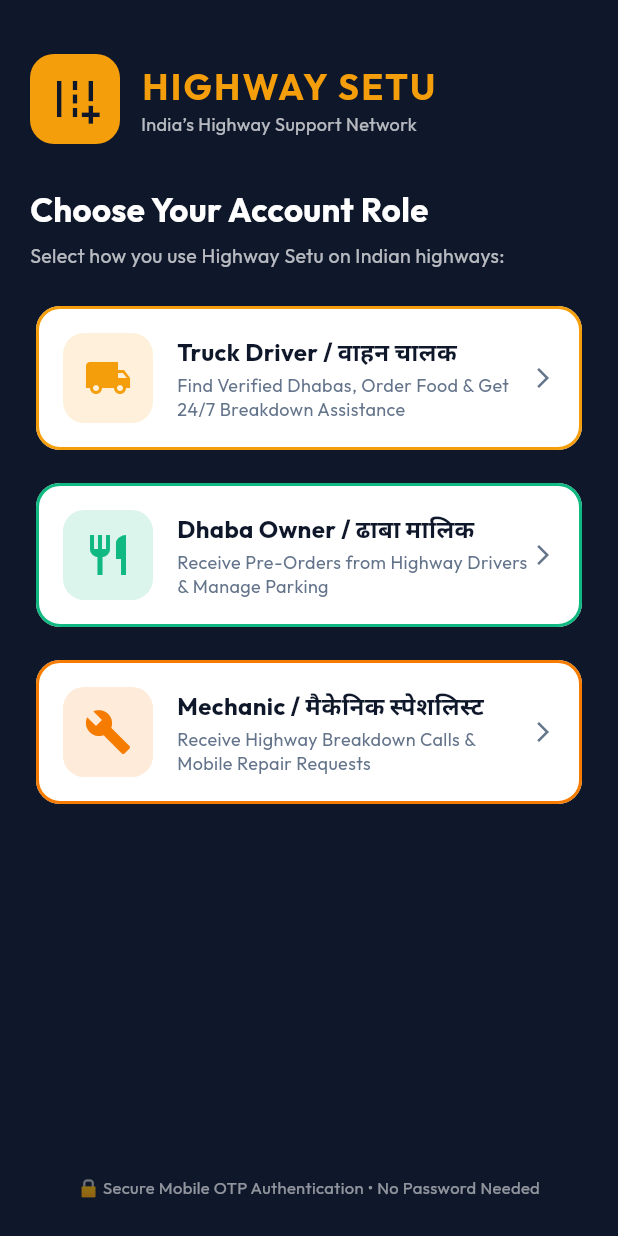
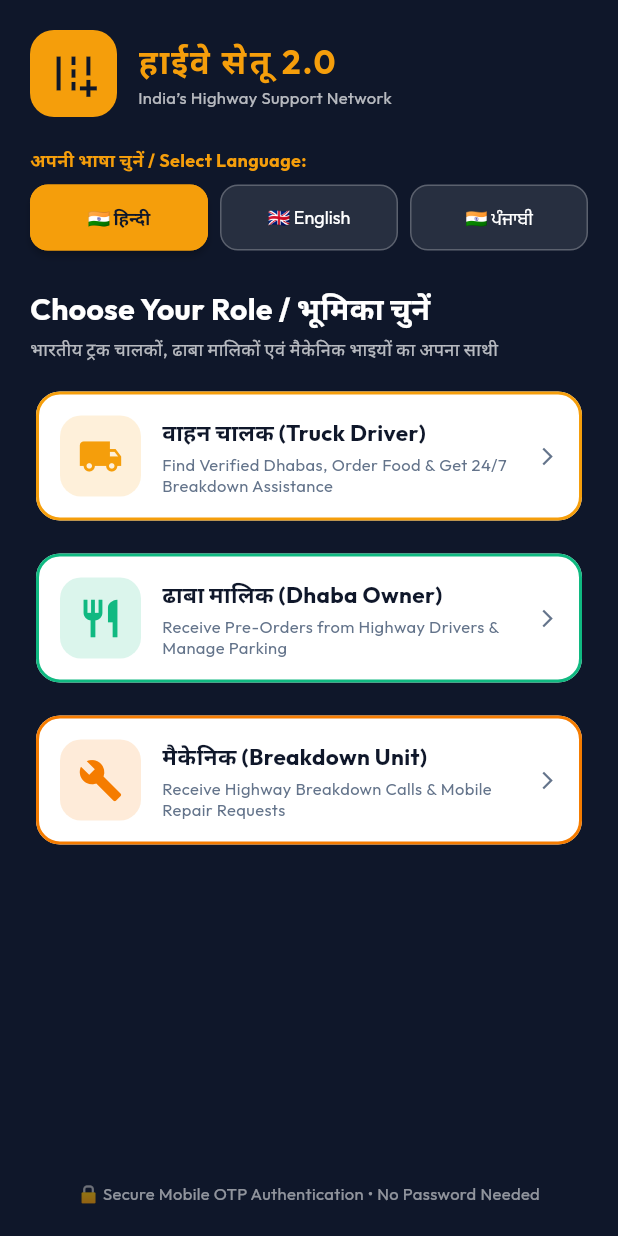
Before and after one commit to Aarav5005/highways24-flutter, a Flutter app: the screen it shows after launch, on a phone screen of 412 x 824 dp. Run offline on Flutter 3.47's test engine with Material 3 defaults, Android fonts, the light colour scheme and no system bars; our stand-ins replace dio, flutter_riverpod, flutter_secure_storage, geolocator, go_router, google_fonts and 1 more; network calls fail.

Commit message:
feat(v2): implement India-first localization and accessibility

```diff
--- /dev/null
+++ b/lib/core/localization/app_localizations.dart
@@ -0,0 +1,112 @@
+import 'package:flutter/material.dart';
+
+class AppLocalizations {
+  final Locale locale;
+
+  AppLocalizations(this.locale);
+
+  static const Map<String, Map<String, String>> _localizedValues = {
+    'hi': {
+      'welcome_title': 'हाईवे सेतू 2.0',
+      'welcome_subtitle': 'भारतीय ट्रक चालकों, ढाबा मालिकों एवं मैकेनिक भाइयों का अपना साथी',
+      'select_language': 'अपनी भाषा चुनें / Select Language',
+      'role_driver': 'वाहन चालक (Truck Driver)',
+      'role_dhaba': 'ढाबा मालिक (Dhaba Owner)',
+      'role_mechanic': 'मैकेनिक (Breakdown Unit)',
+      'home': 'मुख्य पृष्ठ',
+      'trip': 'सफर / यात्रा',
+      'no_active_trip': 'कोई सक्रिय यात्रा नहीं',
+      'start_trip_now': 'यात्रा शुरू करें',
+      'end_trip_now': 'यात्रा समाप्त करें',
+      'nearby_dhabas': 'आस-पास के ढाबे',
+      'nearby_mechanics': 'आस-पास के मैकेनिक',
+      'recent_trips': 'हाल की यात्राएं',
+      'order': 'ऑर्डर करें',
+      'call_mechanic': 'मैकेनिक बुलाएं',
+      'driver_arriving': 'चालक 25 मिनट में पहुँच रहे हैं',
+      'food_ready': 'भोजन तैयार है',
+      'parking_available': 'ट्रक पार्किंग उपलब्ध',
+      'fatigue_alert': 'चालक थकान चेतावनी: 4 घंटे से लगातार ड्राइविंग। 9 किमी आगे विश्राम स्थल।',
+    },
+    'en': {
+      'welcome_title': 'Highways24 2.0',
+      'welcome_subtitle': 'India’s Dedicated Highway Companion for Drivers, Dhabas & Mechanics',
+      'select_language': 'Select Language',
+      'role_driver': 'Truck Driver',
+      'role_dhaba': 'Dhaba Owner',
+      'role_mechanic': 'Roadside Mechanic',
+      'home': 'Home',
+      'trip': 'Trip Journey',
+      'no_active_trip': 'No Active Trip',
+      'start_trip_now': 'START TRIP NOW',
+      'end_trip_now': 'END TRIP NOW',
+      'nearby_dhabas': 'Nearby Verified Dhabas',
+      'nearby_mechanics': 'Nearby Mechanics',
+      'recent_trips': 'Recent Trip Logs',
+      'order': 'Order Food',
+      'call_mechanic': 'Call Mechanic',
+      'driver_arriving': 'Driver arriving in 25 mins',
+      'food_ready': 'Food Ready for Pickup',
+      'parking_available': 'Truck Parking Available',
+      'fatigue_alert': 'Fatigue Alert: 4 hours continuous driving. Rest stop 9 km ahead.',
+    },
+    'pa': {
+      'welcome_title': 'ਹਾਏਵੇ ਸੇਤੂ 2.0',
+      'welcome_subtitle': 'ਭਾਰਤੀ ਟਰੱਕ ਡਰਾਈਵਰਾਂ, ਢਾਬਾ ਮਾਲਕਾਂ ਅਤੇ ਮਕੈਨਿਕ ਵੀਰਾਂ ਦਾ ਆਪਣਾ ਸਾਥੀ',
+      'select_language': 'ਆਪਣੀ ਭਾਸ਼ਾ ਚੁਣੋ / Select Language',
+      'role_driver': 'ਗੱਡੀ ਡਰਾਈਵਰ (Driver)',
+      'role_dhaba': 'ਢਾਬਾ ਮਾਲਕ (Dhaba Partner)',
+      'role_mechanic': 'ਮਕੈਨਿਕ (Breakdown Unit)',
+      'home': 'ਹੋਮ',
+      'trip': 'ਸਫ਼ਰ / ਯਾਤਰਾ',
+      'no_active_trip': 'ਕੋਈ ਚਾਲੂ ਯਾਤਰਾ ਨਹੀਂ',
+      'start_trip_now': 'ਯਾਤਰਾ ਸ਼ੁਰੂ ਕਰੋ',
+      'end_trip_now': 'ਯਾਤਰਾ ਸਮਾਪਤ ਕਰੋ',
+      'nearby_dhabas': 'ਨੇੜਲੇ ਢਾਬੇ',
+      'nearby_mechanics': 'ਨੇੜਲੇ ਮਕੈਨਿਕ',
+      'recent_trips': 'ਪਿਛਲੀਆਂ ਯਾਤਰਾਵਾਂ',
+      'order': 'ਆਰਡਰ ਕਰੋ',
+      'call_mechanic': 'ਮਕੈਨਿਕ ਬੁਲਾਓ',
+      'driver_arriving': 'ਡਰਾਈਵਰ 25 ਮਿੰਟ ਵਿੱਚ ਪਹੁੰਚ ਰਿਹਾ ਹੈ',
+      'food_ready': 'ਖਾਣਾ ਤਿਆਰ ਹੈ',
+      'parking_available': 'ਟਰੱਕ ਪਾਰਕਿੰਗ ਉਪਲਬਧ',
+      'fatigue_alert': 'ਥਕਾਵਟ ਚੇਤਾਵਨੀ: 4 ਘੰਟੇ ਤੋਂ ਲਗਾਤਾਰ ਡਰਾਈਵਿੰਗ। 9 ਕਿਲੋਮੀਟਰ ਅੱਗੇ ਆਰਾਮ ਘਰ।',
+    },
+  };
+
+  String tr(String key) {
+    return _localizedValues[locale.languageCode]?[key] ?? _localizedValues['hi']?[key] ?? key;
+  }
+}
+
+class IndianFormatter {
+  // Indian currency formatting: ₹1,25,000
+  static String formatCurrency(double amount) {
+    int whole = amount.round();
+    String str = whole.toString();
+    if (str.length <= 3) return '₹$str';
+
+    String lastThree = str.substring(str.length - 3);
+    String remaining = str.substring(0, str.length - 3);
+
+    String formattedRemaining = '';
+    while (remaining.length > 2) {
+      formattedRemaining = ',${remaining.substring(remaining.length - 2)}$formattedRemaining';
+      remaining = remaining.substring(0, remaining.length - 2);
+    }
+    formattedRemaining = '$remaining$formattedRemaining';
+
+    return '₹$formattedRemaining,$lastThree';
+  }
+
+  // Indian phone number formatting: +91 98765 43210
+  static String formatPhone(String rawPhone) {
+    String digits = rawPhone.replaceAll(RegExp(r'\D'), '');
+    if (digits.length == 10) {
+      return '+91 ${digits.substring(0, 5)} ${digits.substring(5)}';
+    } else if (digits.length == 12 && digits.startsWith('91')) {
+      return '+91 ${digits.substring(2, 7)} ${digits.substring(7)}';
+    }
+    return rawPhone;
+  }
+}
--- a/lib/providers/app_state.dart
+++ b/lib/providers/app_state.dart
@@ -12,6 +12,14 @@ import '../services/api_service.dart';
 
 class AppState extends ChangeNotifier {
   final ApiService apiService = ApiService();
+
+  // App Localization Preference (Default Hindi: hi)
+  Locale appLocale = const Locale('hi');
+
+  void setLocale(Locale newLocale) {
+    appLocale = newLocale;
+    notifyListeners();
+  }
 
   // Current User & Active Persona Role
   UserModel currentUser = UserModel(
--- a/lib/screens/auth/welcome_screen.dart
+++ b/lib/screens/auth/welcome_screen.dart
@@ -1,6 +1,9 @@
 import 'package:flutter/material.dart';
+import 'package:provider/provider.dart';
 import '../../core/theme/app_theme.dart';
 import '../../models/user_model.dart';
+import '../../providers/app_state.dart';
+import '../../core/localization/app_localizations.dart';
 import 'phone_login_screen.dart';
 
 class WelcomeScreen extends StatelessWidget {
@@ -17,16 +20,17 @@ class WelcomeScreen extends StatelessWidget {
 
   @override
   Widget build(BuildContext context) {
+    final appState = Provider.of<AppState>(context);
+    final loc = AppLocalizations(appState.appLocale);
+
     return Scaffold(
       backgroundColor: AppTheme.primaryDark,
       body: SafeArea(
         child: Padding(
-          padding: const EdgeInsets.symmetric(horizontal: 20, vertical: 24),
+          padding: const EdgeInsets.symmetric(horizontal: 20, vertical: 20),
           child: Column(
             crossAxisAlignment: CrossAxisAlignment.start,
             children: [
-              const SizedBox(height: 12),
-
               // Logo & App Header
               Row(
                 children: [
@@ -36,53 +40,81 @@ class WelcomeScreen extends StatelessWidget {
                       color: AppTheme.accentGold,
                       borderRadius: BorderRadius.circular(16),
                     ),
-                    child: const Icon(Icons.add_road, color: AppTheme.primaryDark, size: 36),
+                    child: const Icon(Icons.add_road, color: AppTheme.primaryDark, size: 34),
                   ),
                   const SizedBox(width: 14),
-                  const Column(
+                  Column(
                     crossAxisAlignment: CrossAxisAlignment.start,
                     children: [
                       Text(
-                        'HIGHWAY SETU',
-                        style: TextStyle(
+                        loc.tr('welcome_title'),
+                        style: const TextStyle(
                           color: AppTheme.accentGold,
-                          fontSize: 24,
+                          fontSize: 22,
                           fontWeight: FontWeight.bold,
-                          letterSpacing: 1.5,
+                          letterSpacing: 1.2,
                         ),
                       ),
-                      Text(
+                      const Text(
                         'India’s Highway Support Network',
-                        style: TextStyle(
-                          color: Colors.white70,
-                          fontSize: 12,
-                        ),
+                        style: TextStyle(color: Colors.white70, fontSize: 11),
                       ),
                     ],
                   ),
                 ],
               ),
 
-              const SizedBox(height: 28),
+              const SizedBox(height: 20),
+
+              // 🇮🇳 LANGUAGE SELECTION ONBOARDING BAR
+              const Text(
+                'अपनी भाषा चुनें / Select Language:',
+                style: TextStyle(color: AppTheme.accentGold, fontWeight: FontWeight.bold, fontSize: 12),
+              ),
+              const SizedBox(height: 8),
+
+              Row(
+                children: [
+                  _LanguageOptionChip(
+                    label: '🇮🇳 हिन्दी',
+                    isSelected: appState.appLocale.languageCode == 'hi',
+                    onTap: () => appState.setLocale(const Locale('hi')),
+                  ),
+                  const SizedBox(width: 8),
+                  _LanguageOptionChip(
+                    label: '🇬🇧 English',
+                    isSelected: appState.appLocale.languageCode == 'en',
+                    onTap: () => appState.setLocale(const Locale('en')),
+                  ),
+                  const SizedBox(width: 8),
+                  _LanguageOptionChip(
+                    label: '🇮🇳 ਪੰਜਾਬੀ',
+                    isSelected: appState.appLocale.languageCode == 'pa',
+                    onTap: () => appState.setLocale(const Locale('pa')),
+                  ),
+                ],
+              ),
+
+              const SizedBox(height: 24),
 
               const Text(
-                'Choose Your Account Role',
+                'Choose Your Role / भूमिका चुनें',
                 style: TextStyle(
                   color: Colors.white,
-                  fontSize: 22,
+                  fontSize: 20,
                   fontWeight: FontWeight.bold,
                 ),
               ),
-              const SizedBox(height: 6),
-              const Text(
-                'Select how you use Highway Setu on Indian highways:',
-                style: TextStyle(
+              const SizedBox(height: 4),
+              Text(
+                loc.tr('welcome_subtitle'),
+                style: const TextStyle(
                   color: Colors.white70,
-                  fontSize: 13,
+                  fontSize: 12,
                 ),
               ),
 
-              const SizedBox(height: 20),
+              const SizedBox(height: 16),
 
               // Role Onboarding Selection Cards
               Expanded(
@@ -90,7 +122,7 @@ class WelcomeScreen extends StatelessWidget {
                   physics: const BouncingScrollPhysics(),
                   children: [
                     _RoleOnboardingCard(
-                      title: 'Truck Driver / वाहन चालक',
+                      title: loc.tr('role_driver'),
                       subtitle: 'Find Verified Dhabas, Order Food & Get 24/7 Breakdown Assistance',
                       icon: Icons.local_shipping,
                       color: AppTheme.accentGold,
@@ -98,7 +130,7 @@ class WelcomeScreen extends StatelessWidget {
                     ),
                     const SizedBox(height: 14),
                     _RoleOnboardingCard(
-                      title: 'Dhaba Owner / ढाबा मालिक',
+                      title: loc.tr('role_dhaba'),
                       subtitle: 'Receive Pre-Orders from Highway Drivers & Manage Parking',
                       icon: Icons.restaurant,
                       color: AppTheme.emeraldGreen,
@@ -106,7 +138,7 @@ class WelcomeScreen extends StatelessWidget {
                     ),
                     const SizedBox(height: 14),
                     _RoleOnboardingCard(
-                      title: 'Mechanic / मैकेनिक स्पेशलिस्ट',
+                      title: loc.tr('role_mechanic'),
                       subtitle: 'Receive Highway Breakdown Calls & Mobile Repair Requests',
                       icon: Icons.build,
                       color: Colors.orange.shade700,
@@ -116,7 +148,7 @@ class WelcomeScreen extends StatelessWidget {
                 ),
               ),
 
-              const SizedBox(height: 16),
+              const SizedBox(height: 12),
 
               const Center(
                 child: Text(
@@ -125,6 +157,47 @@ class WelcomeScreen extends StatelessWidget {
                 ),
               ),
             ],
+          ),
+        ),
+      ),
+    );
+  }
+}
+
+class _LanguageOptionChip extends StatelessWidget {
+  final String label;
+  final bool isSelected;
+  final VoidCallback onTap;
+
+  const _LanguageOptionChip({
+    required this.label,
+    required this.isSelected,
+    required this.onTap,
+  });
+
+  @override
+  Widget build(BuildContext context) {
+    return Expanded(
+      child: SizedBox(
+        height: 44,
+        child: ElevatedButton(
+          style: ElevatedButton.styleFrom(
+            backgroundColor: isSelected ? AppTheme.accentGold : Colors.white10,
+            foregroundColor: isSelected ? AppTheme.primaryDark : Colors.white,
+            elevation: isSelected ? 2 : 0,
+            padding: EdgeInsets.zero,
+            shape: RoundedRectangleBorder(
+              borderRadius: BorderRadius.circular(12),
+              side: BorderSide(color: isSelected ? AppTheme.accentGold : Colors.white24),
+            ),
+          ),
+          onPressed: onTap,
+          child: Text(
+            label,
+            style: TextStyle(
+              fontSize: 12,
+              fontWeight: isSelected ? FontWeight.bold : FontWeight.normal,
+            ),
           ),
         ),
       ),
@@ -160,18 +233,18 @@ class _RoleOnboardingCard extends StatelessWidget {
         onTap: onTap,
         borderRadius: BorderRadius.circular(16),
         child: Padding(
-          padding: const EdgeInsets.all(18),
+          padding: const EdgeInsets.all(16),
           child: Row(
             children: [
               Container(
-                padding: const EdgeInsets.all(14),
+                padding: const EdgeInsets.all(12),
                 decoration: BoxDecoration(
                   color: color.withValues(alpha: 0.15),
                   borderRadius: BorderRadius.circular(14),
                 ),
-                child: Icon(icon, color: color, size: 32),
+                child: Icon(icon, color: color, size: 30),
               ),
-              const SizedBox(width: 16),
+              const SizedBox(width: 14),
               Expanded(
                 child: Column(
                   crossAxisAlignment: CrossAxisAlignment.start,
@@ -179,7 +252,7 @@ class _RoleOnboardingCard extends StatelessWidget {
                     Text(
                       title,
                       style: const TextStyle(
-                        fontSize: 16,
+                        fontSize: 15,
                         fontWeight: FontWeight.bold,
                         color: AppTheme.primaryDark,
                       ),
@@ -188,7 +261,7 @@ class _RoleOnboardingCard extends StatelessWidget {
                     Text(
                       subtitle,
                       style: const TextStyle(
-                        fontSize: 12,
+                        fontSize: 11,
                         color: AppTheme.textSecondary,
                         height: 1.3,
                       ),
@@ -196,7 +269,7 @@ class _RoleOnboardingCard extends StatelessWidget {
                   ],
                 ),
               ),
-              const Icon(Icons.arrow_forward_ios, size: 16, color: AppTheme.textSecondary),
+              const Icon(Icons.arrow_forward_ios, size: 14, color: AppTheme.textSecondary),
             ],
           ),
         ),
--- a/lib/screens/home_shell.dart
+++ b/lib/screens/home_shell.dart
@@ -4,6 +4,7 @@ import '../providers/app_state.dart';
 import '../models/user_model.dart';
 import '../core/widgets/sos_floating_button.dart';
 import '../core/theme/app_theme.dart';
+import '../core/localization/app_localizations.dart';
 import 'driver/driver_home_screen.dart';
 import 'driver/trip_planner_screen.dart';
 import 'driver/mechanic_request_screen.dart';
@@ -33,12 +34,12 @@ class _HomeShellState extends State<HomeShell> {
     showDialog(
       context: context,
       builder: (ctx) => AlertDialog(
-        title: const Text('Logout'),
+        title: const Text('Logout / लॉगआउट'),
         content: const Text('Are you sure you want to logout from your account?'),
         actions: [
           TextButton(
             onPressed: () => Navigator.pop(ctx),
-            child: const Text('Cancel'),
+            child: const Text('Cancel / रद्द करें'),
           ),
           ElevatedButton(
             style: ElevatedButton.styleFrom(backgroundColor: AppTheme.sosRed, foregroundColor: Colors.white),
@@ -62,6 +63,7 @@ class _HomeShellState extends State<HomeShell> {
     final appState = Provider.of<AppState>(context);
     final user = appState.currentUser;
     final role = user.role;
+    final loc = AppLocalizations(appState.appLocale);
 
     Widget bodyWidget;
     Widget? floatingActionButton;
@@ -116,9 +118,27 @@ class _HomeShellState extends State<HomeShell> {
           ],
         ),
         actions: [
+          // Language Quick Selector Dropdown
+          DropdownButton<String>(
+            value: appState.appLocale.languageCode,
+            dropdownColor: AppTheme.primaryNavy,
+            underline: const SizedBox(),
+            icon: const Icon(Icons.language, color: AppTheme.accentGold, size: 20),
+            items: const [
+              DropdownMenuItem(value: 'hi', child: Text('🇮🇳 हिन्दी', style: TextStyle(color: Colors.white, fontSize: 12))),
+              DropdownMenuItem(value: 'en', child: Text('🇬🇧 Eng', style: TextStyle(color: Colors.white, fontSize: 12))),
+              DropdownMenuItem(value: 'pa', child: Text('🇮🇳 ਪੰਜਾਬੀ', style: TextStyle(color: Colors.white, fontSize: 12))),
+            ],
+            onChanged: (val) {
+              if (val != null) {
+                appState.setLocale(Locale(val));
+              }
+            },
+          ),
+          const SizedBox(width: 6),
           Container(
-            margin: const EdgeInsets.only(right: 8),
-            padding: const EdgeInsets.symmetric(horizontal: 10, vertical: 4),
+            margin: const EdgeInsets.only(right: 4),
+            padding: const EdgeInsets.symmetric(horizontal: 8, vertical: 4),
             decoration: BoxDecoration(
               color: AppTheme.accentGold,
               borderRadius: BorderRadius.circular(16),
@@ -150,22 +170,22 @@ class _HomeShellState extends State<HomeShell> {
               selectedItemColor: AppTheme.accentGold,
               unselectedItemColor: Colors.white70,
               backgroundColor: AppTheme.primaryDark,
-              items: const [
+              items: [
                 BottomNavigationBarItem(
-                  icon: Icon(Icons.home),
-                  label: 'Home',
+                  icon: const Icon(Icons.home),
+                  label: loc.tr('home'),
                 ),
                 BottomNavigationBarItem(
-                  icon: Icon(Icons.alt_route),
-                  label: 'Trip Plan',
+                  icon: const Icon(Icons.alt_route),
+                  label: loc.tr('trip'),
                 ),
                 BottomNavigationBarItem(
-                  icon: Icon(Icons.build),
-                  label: 'Mechanics',
+                  icon: const Icon(Icons.build),
+                  label: loc.tr('nearby_mechanics').split(' ').last,
                 ),
-                BottomNavigationBarItem(
+                const BottomNavigationBarItem(
                   icon: Icon(Icons.stars),
-                  label: 'Rewards',
+                  label: 'इनाम / Rewards',
                 ),
               ],
             )
```
